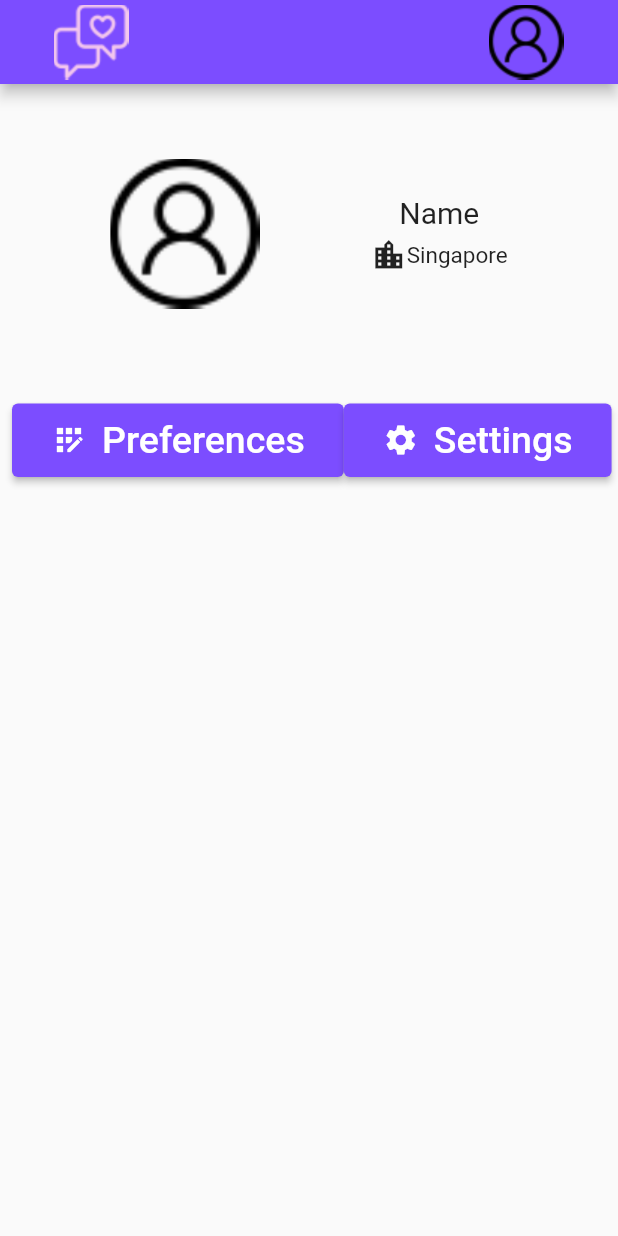
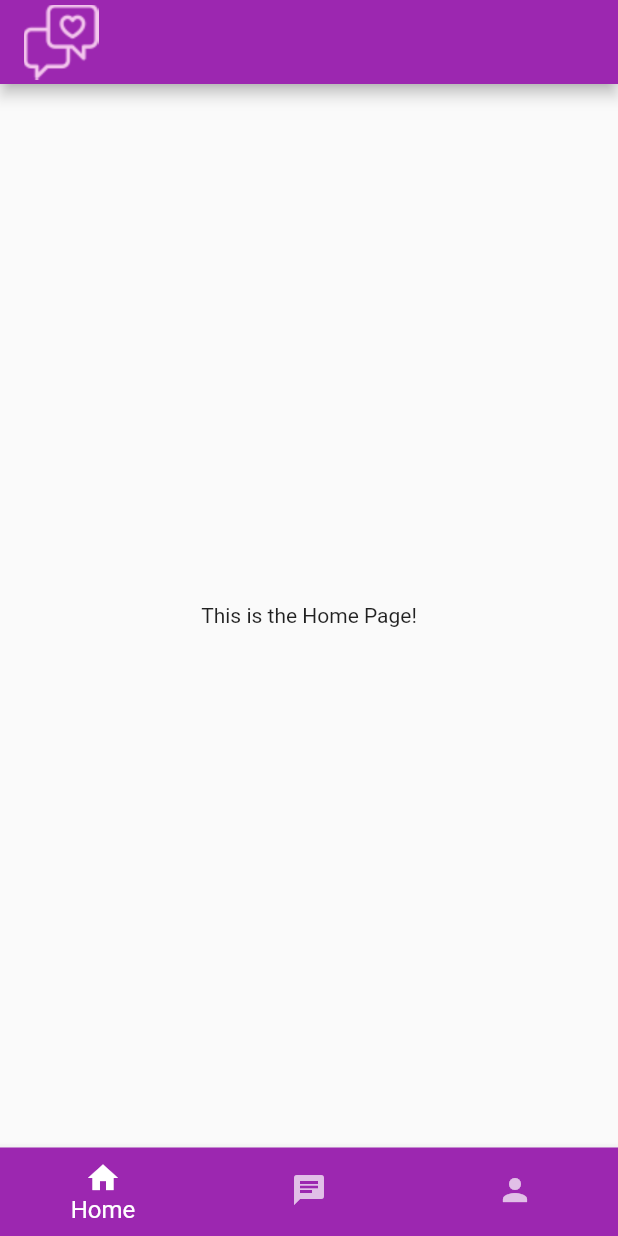
Before and after one commit to pi-mon/lovelace, a Flutter app: the screen it shows after launch, on a phone screen of 412 x 824 dp. Run offline on Flutter 3.47's test engine with Material 2 defaults, Android fonts, the phone set to English and light mode, and no system bars.

Commit message:
handles file/folder structure and creates working bottom navigation bar.

```diff
--- /dev/null
+++ b/client/lovelace/lib/app/home/home_page.dart
@@ -0,0 +1,13 @@
+import 'package:flutter/material.dart';
+import 'package:lovelace/app/account/account_page.dart';
+
+class HomePage extends StatelessWidget {
+  const HomePage({super.key});
+
+  @override
+  Widget build(BuildContext context) {
+    return const Center(
+      child: Text('This is the Home Page!'),
+    );
+  }
+}
--- /dev/null
+++ b/client/lovelace/lib/core/navigation.dart
@@ -0,0 +1,55 @@
+import 'package:flutter/material.dart';
+import 'package:lovelace/app/account/account_page.dart';
+import 'package:lovelace/app/account/test.dart';
+import 'package:lovelace/app/home/home_page.dart';
+
+
+class NavigationPage extends StatefulWidget {
+  const NavigationPage({super.key});
+
+  @override
+  State<NavigationPage> createState() => _NavigationPageState();
+}
+
+class _NavigationPageState extends State<NavigationPage> {
+  int selectedPage = 0;
+
+  final screens = [
+    const HomePage(),
+    const TestPage(),
+    const AccountPage(),
+  ];
+
+  @override
+  Widget build(BuildContext context) {
+    return Scaffold(
+      appBar: AppBar(
+        backgroundColor: Colors.purple,
+        title: Image.asset('assets/images/logo-square.png', height: 50.0, width: 50.0)
+      ),
+      body: screens[selectedPage],
+      bottomNavigationBar: BottomNavigationBar(
+        currentIndex: selectedPage,
+        type: BottomNavigationBarType.fixed,
+        backgroundColor: Colors.purple,
+        items: const [
+          BottomNavigationBarItem(icon: Icon(Icons.home), label: 'Home'),
+          // BottomNavigationBarItem(icon: Icon(Icons.favorite), label: 'Feed'),
+          BottomNavigationBarItem(icon: Icon(Icons.chat), label: 'Chat'),
+          BottomNavigationBarItem(icon: Icon(Icons.person), label: 'Account'),
+        ],
+        elevation: 5.0,
+        selectedFontSize: 16.0,
+        unselectedFontSize: 12.0,
+        selectedItemColor: Colors.white,
+        unselectedItemColor: Colors.white70,
+        showUnselectedLabels: false,
+        onTap: (index) {
+          setState(() {
+            selectedPage = index;
+          });
+        }
+      ),
+    );
+  }
+}
--- a/client/lovelace/lib/main.dart
+++ b/client/lovelace/lib/main.dart
@@ -1,111 +1,20 @@
 import 'package:flutter/material.dart';
+import 'package:lovelace/app/home/home_page.dart';
+import 'package:lovelace/core/navigation.dart';
 
 void main() {
-  runApp(const MaterialApp(
-    home: Account(),
-  ));
+  runApp(const MyApp());
 }
 
-class Account extends StatelessWidget {
-  const Account({super.key});
+class MyApp extends StatelessWidget {
+  const MyApp({super.key});
 
-  @override // overrides the build function defined in the class's ancestor
+  @override
   Widget build(BuildContext context) {
-    return Scaffold(
-      appBar: AppBar(
-        backgroundColor: Colors.deepPurpleAccent,
-        title: Padding(
-          padding: const EdgeInsets.all(20.0),
-          child: Row(
-            children: <Widget>[
-              Image.asset('assets/images/logo-square.png', height: 50.0, width: 50.0),
-              const Expanded(
-                child: SizedBox.shrink(),
-              ),
-              Image.asset('assets/images/user.png', height: 50.0, width: 50.0)
-            ],
-          ),
-        )
-      ),
-
-      body: Column(
-        mainAxisAlignment: MainAxisAlignment.start,
-        crossAxisAlignment: CrossAxisAlignment.stretch,
-        children: <Widget>[
-          const SizedBox(height: 50.0),
-          Center(
-            child: Row(
-              mainAxisAlignment: MainAxisAlignment.spaceEvenly,
-              children: <Widget>[
-                ClipRRect(
-                  borderRadius: BorderRadius.circular(10.0),
-                  child: Image.asset('assets/images/user.png', height: 100.0, width: 100.0)
-                ),
-                Column(
-                  children: <Widget>[
-                    const Text('Name', style: TextStyle(fontSize: 20.0)),
-                    const SizedBox(height: 5.0),
-                    Row(
-                      children: const <Widget>[
-                        Icon(Icons.location_city),
-                        Text('Singapore', style: TextStyle(fontSize: 15.0))
-                      ],
-                    )
-                  ],
-                )
-              ],
-            )
-          ),
-          const SizedBox(height: 55.0),
-          Center(
-            child: Padding(
-              padding: const EdgeInsets.all(8.0),
-              child: Row(
-                mainAxisAlignment: MainAxisAlignment.spaceEvenly,
-                children: <Widget>[
-                  ElevatedButton(
-                    onPressed: () {},
-                    style: ElevatedButton.styleFrom(backgroundColor: Colors.deepPurpleAccent),
-                    child:
-                      Padding(
-                        padding: const EdgeInsets.fromLTRB(10.0, 10.0, 10.0, 10.0),
-                        child: Row(
-                          children: const <Widget>[
-                            Icon(Icons.app_registration),
-                            SizedBox(width: 10.0),
-                            Text('Preferences', style: TextStyle(fontSize: 25.0)),
-                          ],
-                        ),
-                      ),
-                    ),
-                    ElevatedButton(
-                      onPressed: () {},
-                      style: ElevatedButton.styleFrom(backgroundColor: Colors.deepPurpleAccent),
-                      child:
-                      Padding(
-                        padding: const EdgeInsets.fromLTRB(10.0, 10.0, 10.0, 10.0),
-                        child: Row(
-                          children: const <Widget>[
-                            Icon(Icons.settings),
-                            SizedBox(width: 10.0),
-                            Text('Settings', style: TextStyle(fontSize: 25.0)),
-                          ],
-                        )
-                      )
-                  )
-                ],
-              ),
-            )
-          ),
-        ]
-      )
+    return const MaterialApp(
+      title: 'Lovelace',
+      debugShowCheckedModeBanner: false,
+      home: NavigationPage()
     );
   }
 }
-
-// class Account extends StatelessWidget {
-//   @override
-//   Widget build(BuildContext context) {
-//     return Container();
-//   }
-// }
--- a/client/lovelace/pubspec.yaml
+++ b/client/lovelace/pubspec.yaml
@@ -36,6 +36,7 @@ dependencies:
   # The following adds the Cupertino Icons font to your application.
   # Use with the CupertinoIcons class for iOS style icons.
   cupertino_icons: ^1.0.2
+  shared_preferences: ^2.0.15
 
 dev_dependencies:
   flutter_test:
```
Also changed, not shown: client/lovelace/lib/app/account/account_page.dart (added, +81 -0 lines), client/lovelace/lib/app/account/test.dart (added, +17 -0 lines), client/lovelace/pubspec.lock, 1 other file.
